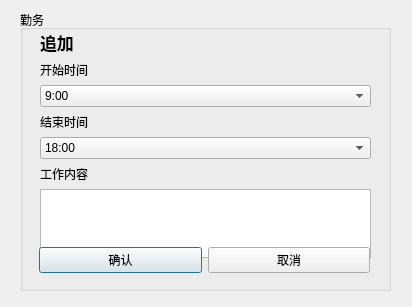
Old version of the form add_dialog.ui in the repository smallclover/my-excel.
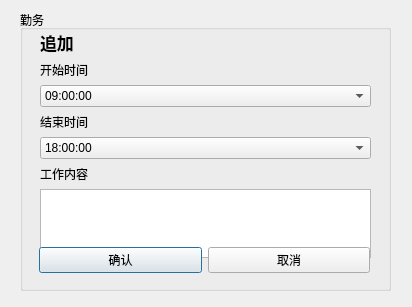
New version of the form.

```diff
--- a/add_dialog.ui
+++ b/add_dialog.ui
@@ -62,7 +62,7 @@
       <widget class="QComboBox" name="work_start_time">
        <item>
         <property name="text">
-         <string>9:00</string>
+         <string>09:00:00</string>
         </property>
        </item>
        <item>
@@ -88,7 +88,7 @@
       <widget class="QComboBox" name="work_end_time">
        <item>
         <property name="text">
-         <string>18:00</string>
+         <string>18:00:00</string>
         </property>
        </item>
        <item>
```
Left out of the diff: 10 changed lines with no effect on the pictures.
